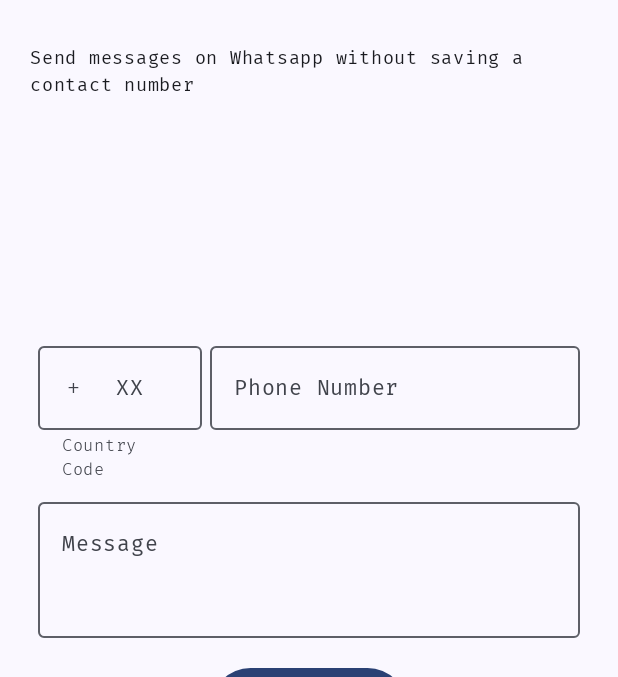
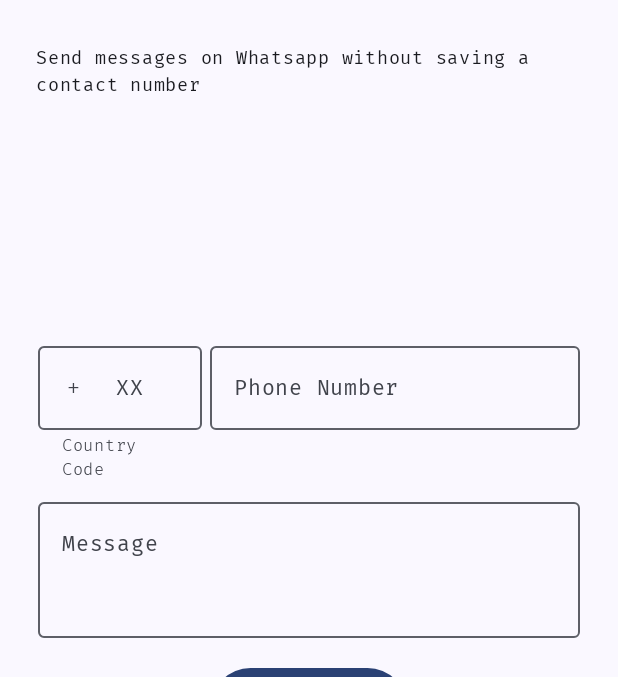
Before and after one commit to n1snt/Whatsapp-Direct, an Android app built with Jetpack Compose: the screen it shows after launch (MainActivity), on a phone screen of 412 x 824 dp, the part 79-756 px from its top. Run offline under Robolectric (Android 15) with nearby library versions, the phone set to English and light mode, and no system bars; our stand-ins replace accompanist.

Commit message:
Fine tuned padding.

```diff
--- a/app/src/main/java/com/app/wadirect/MainActivity.kt
+++ b/app/src/main/java/com/app/wadirect/MainActivity.kt
@@ -78,7 +78,7 @@ class MainActivity: ComponentActivity() {
                             style = MaterialTheme.typography.bodySmall,
                             modifier = Modifier
                                 .padding(paddingValues)
-                                .padding(horizontal = 20.dp)
+                                .padding(horizontal = 24.dp)
                         )
                     }
                     UI(
```
